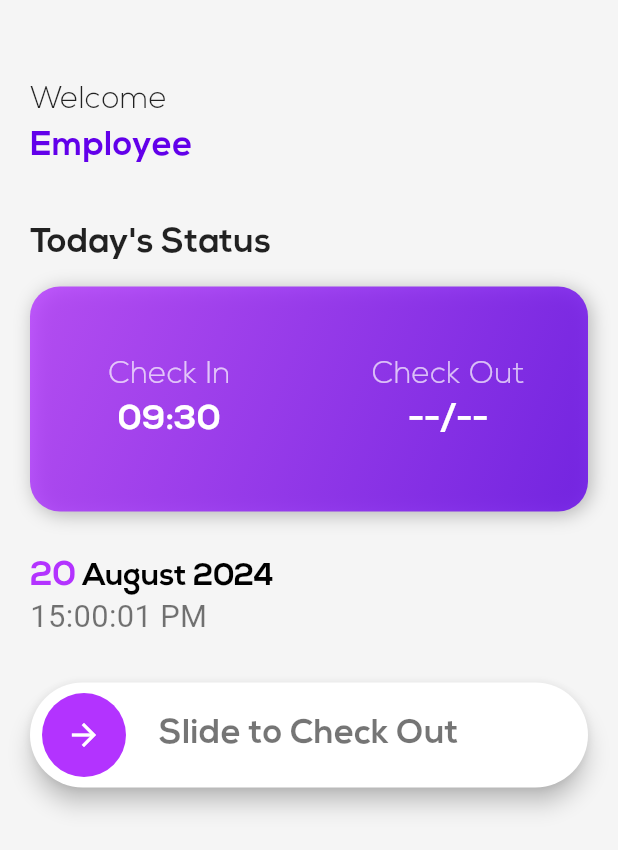
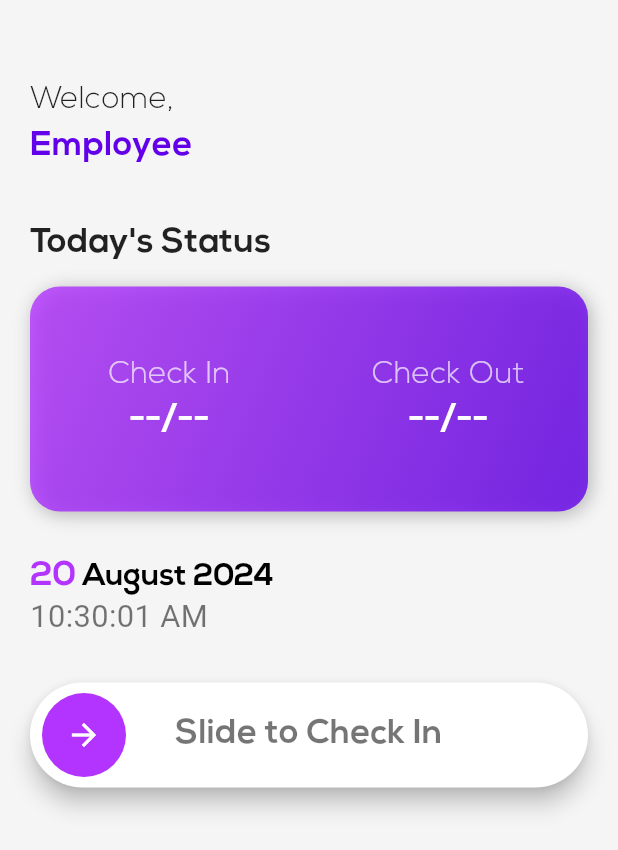
Before and after one commit to MineHope16/Mobile-Attendance-Application, a Flutter app: the TodayScreen screen opened directly, on a phone screen of 412 x 824 dp. Shown: the top 850 px of the screen. Run offline on Flutter 3.47's test engine with Material 3 defaults, Android fonts, the phone set to English and light mode, and no system bars; drawn by our look-alikes of slide_to_act; our stand-ins replace cloud_firestore, firebase_core, flutter_keyboard_visibility, font_awesome_flutter, shared_preferences; accounts and stored records are empty.

Commit message:
slideFunction

```diff
--- a/lib/Navigation screens/today_screen.dart
+++ b/lib/Navigation screens/today_screen.dart
@@ -1,6 +1,11 @@
+import 'dart:async';
 import 'dart:ui';
+import 'package:cloud_firestore/cloud_firestore.dart';
 import 'package:flutter/material.dart';
+import 'package:intl/intl.dart';
 import 'package:slide_to_act/slide_to_act.dart';
+
+import '../model/user.dart';
 
 class TodayScreen extends StatefulWidget {
   const TodayScreen({super.key});
@@ -14,6 +19,47 @@ class _TodayScreenState extends State<TodayScreen> {
   double screenWidth = 0;
   Color primary = const Color(0xFFB333FF);
   Color secondary = const Color(0xFF6200EA);
+
+  String checkIn = "--/--";
+  String checkOut = "--/--";
+
+  @override
+  void initState() {
+    super.initState();
+    _getRecord();
+  }
+
+  void _getRecord () async {
+    try{
+
+      QuerySnapshot snap = await FirebaseFirestore.instance
+          .collection("Employee")
+          .where('id', isEqualTo: User.username)
+          .get();
+
+      DocumentSnapshot snap2 = await FirebaseFirestore.instance
+          .collection("Employee")
+          .doc(snap.docs[0].id)
+          .collection("Records")
+          .doc(DateFormat("dd MMMM yyyy").format(DateTime.now()))
+          .get();
+
+      setState(() {
+        checkIn = snap2['checkIn'];
+        checkOut = snap2['checkOut'];
+      });
+
+    } catch(e) {
+      print("errrrrrrrrrrrrrrrororrrrrrrrr------> $e");
+      setState(() {
+        checkIn = "--/--";
+        checkOut = "--/--";
+      });
+    }
+
+    print(checkIn);
+    print(checkOut);
+  }
 
   @override
   Widget build(BuildContext context) {
@@ -35,7 +81,7 @@ class _TodayScreenState extends State<TodayScreen> {
                 crossAxisAlignment: CrossAxisAlignment.start,
                 children: [
                   Text(
-                    "Welcome",
+                    "Welcome,",
                     style: TextStyle(
                       fontFamily: "Nexa Light",
                       fontSize: screenWidth / 20,
@@ -43,7 +89,7 @@ class _TodayScreenState extends State<TodayScreen> {
                     ),
                   ),
                   Text(
-                    "Employee",
+                    "Employee ${User.username}",
                     style: TextStyle(
                       fontFamily: "Nexa Bold",
                       fontSize: screenWidth / 18,
@@ -105,7 +151,7 @@ class _TodayScreenState extends State<TodayScreen> {
                           ),
                         ),
                         Text(
-                          "09:30",
+                          checkIn,
                           style: TextStyle(
                             fontSize: screenWidth / 18,
                             fontFamily: "Nexa Bold",
@@ -129,7 +175,7 @@ class _TodayScreenState extends State<TodayScreen> {
                           ),
                         ),
                         Text(
-                          "--/--",
+                          checkOut,
                           style: TextStyle(
                             fontSize: screenWidth / 18,
                             fontFamily: "Nexa Bold",
@@ -146,7 +192,7 @@ class _TodayScreenState extends State<TodayScreen> {
             // Date and Time
             RichText(
               text: TextSpan(
-                text: "20",
+                text: DateTime.now().day.toString(),
                 style: TextStyle(
                   color: primary,
                   fontSize: screenWidth / 18,
@@ -154,7 +200,7 @@ class _TodayScreenState extends State<TodayScreen> {
                 ),
                 children: [
                   TextSpan(
-                    text: " August 2024",
+                    text: DateFormat(' MMMM yyyy').format(DateTime.now()),
                     style: TextStyle(
                       color: Colors.black,
                       fontSize: screenWidth / 20,
@@ -164,23 +210,28 @@ class _TodayScreenState extends State<TodayScreen> {
                 ],
               ),
             ),
-            Text(
-              "15:00:01 PM",
+            StreamBuilder(
+              stream: Stream.periodic(const Duration(seconds: 1)),
+              builder: (context, snapshot) {
+                return Text(
+                  DateFormat("hh:mm:ss a").format(DateTime.now()),
                   style: TextStyle(
                     fontSize: screenWidth / 20,
                     color: Colors.black54,
                   ),
+                );
+              }
             ),
 
             // Slide to Check Out Button
-            Container(
+            checkOut == "--/--" ? Container(
               margin: const EdgeInsets.only(top: 30),
               child: Builder(
                 builder: (context) {
                   final GlobalKey<SlideActionState> key = GlobalKey();
 
                   return SlideAction(
-                    text: "Slide to Check Out",
+                    text: checkIn == "--/--" ? "Slide to Check In" : "Slide to Check Out",
                     textStyle: TextStyle(
                       fontFamily: "Nexa Bold",
                       fontSize: screenWidth / 18,
@@ -189,13 +240,109 @@ class _TodayScreenState extends State<TodayScreen> {
                     innerColor: primary,
                     outerColor: Colors.white,
                     key: key,
-                    onSubmit: () {
+                    onSubmit: () async {
+
+                      Timer(const Duration(seconds: 1), () {
                         key.currentState!.reset();
+
+                      });
+
+                      QuerySnapshot snap = await FirebaseFirestore.instance
+                          .collection("Employee")
+                          .where('id', isEqualTo: User.username)
+                          .get();
+
+                      DocumentSnapshot snap2 = await FirebaseFirestore.instance
+                          .collection("Employee")
+                          .doc(snap.docs[0].id)
+                          .collection("Records")
+                          .doc(DateFormat("dd MMMM yyyy").format(DateTime.now()))
+                          .get();
+
+                      try{
+                        String checkIn = snap2['checkIn'];
+                        setState(() {
+                          checkOut   = DateFormat("hh:mm a").format(DateTime.now());
+                        });
+
+                        await FirebaseFirestore.instance
+                            .collection("Employee")
+                            .doc(snap.docs[0].id)
+                            .collection("Records")
+                            .doc(DateFormat("dd MMMM yyyy").format(DateTime.now()))
+                            .set({
+                          "checkIn": checkIn,
+                          "checkOut": DateFormat("hh:mm a").format(DateTime.now()),
+                        });
+
+                      } catch(e){
+                        setState(() {
+                          checkIn = DateFormat("hh:mm a").format(DateTime.now());
+                        });
+
+                        await FirebaseFirestore.instance
+                            .collection("Employee")
+                            .doc(snap.docs[0].id)
+                            .collection("Records")
+                            .doc(DateFormat("dd MMMM yyyy").format(DateTime.now()))
+                            .set({
+                          "checkIn": DateFormat("hh:mm a").format(DateTime.now()),
+                        });
+                      }
                     },
                   );
                 },
               ),
+            ) : Container(
+              alignment: Alignment.center,
+              margin: const EdgeInsets.symmetric(vertical: 140),
+              padding: const EdgeInsets.all(20),
+              decoration: BoxDecoration(
+                gradient: const LinearGradient(
+                  colors: [Color(0xFF8E2DE2), Color(0xFF4A00E0)],
+                  begin: Alignment.topLeft,
+                  end: Alignment.bottomRight,
                 ),
+                borderRadius: BorderRadius.circular(20),
+                boxShadow: [
+                  BoxShadow(
+                    color: Colors.black.withOpacity(0.2),
+                    blurRadius: 15,
+                    offset: const Offset(5, 5),
+                  ),
+                ],
+              ),
+              child: Row(
+                mainAxisAlignment: MainAxisAlignment.center,
+                children: [
+                  Icon(
+                    Icons.check_circle_outline,
+                    color: Colors.greenAccent,
+                    size: screenWidth / 12,
+                  ),
+                  const SizedBox(width:8),
+                  Expanded(
+                    child: Text(
+                      "Attendance Completed for Today!",
+                      style: TextStyle(
+                        fontSize: screenWidth / 24,
+                        fontFamily: "Nexa Bold",
+                        color: Colors.greenAccent,
+                        shadows: [
+                          Shadow(
+                            blurRadius: 10,
+                            color: Colors.black.withOpacity(0.5),
+                            offset: const Offset(2, 5),
+                          ),
+                        ],
+                      ),
+                      textAlign: TextAlign.center,
+                    ),
+                  ),
+                ],
+              ),
+            )
+
           ],
         ),
       ),
--- a/lib/main.dart
+++ b/lib/main.dart
@@ -6,6 +6,7 @@ import 'package:zidio_attendance_project/screens/home_screen.dart';
 import 'package:zidio_attendance_project/screens/login_screen.dart';
 
 import 'firebase_options.dart';
+import 'model/user.dart';
 
 void main() async {
 
@@ -59,6 +60,7 @@ class _AuthCheckState extends State<AuthCheck> {
     try{
       if(sharedPreferences.getString("emp_id") != null){
         setState(() {
+          User.username = sharedPreferences.getString("emp_id")!;
           userAvailable = true;
         });
       }
--- /dev/null
+++ b/lib/model/user.dart
@@ -0,0 +1,3 @@
+class User{
+  static String username = "";
+}
--- a/lib/screens/home_screen.dart
+++ b/lib/screens/home_screen.dart
@@ -18,7 +18,7 @@ class _HomeScreenState extends State<HomeScreen> {
   double screenwidth = 0;
   Color primary = const Color(0xFFB333FF);
 
-  int currentIndex = 0;
+  int currentIndex = 1;
 
   List<IconData> navigationIcons = [
     FontAwesomeIcons.solidCalendarDays,
--- a/pubspec.yaml
+++ b/pubspec.yaml
@@ -41,6 +41,7 @@ dependencies:
   shared_preferences: ^2.3.2
   font_awesome_flutter: ^10.7.0
   slide_to_act: ^2.0.2
+  intl: ^0.19.0
 
 dev_dependencies:
   flutter_test:
```
Also changed, not shown: pubspec.lock. Lines whose indentation alone changed are shown as unchanged.
